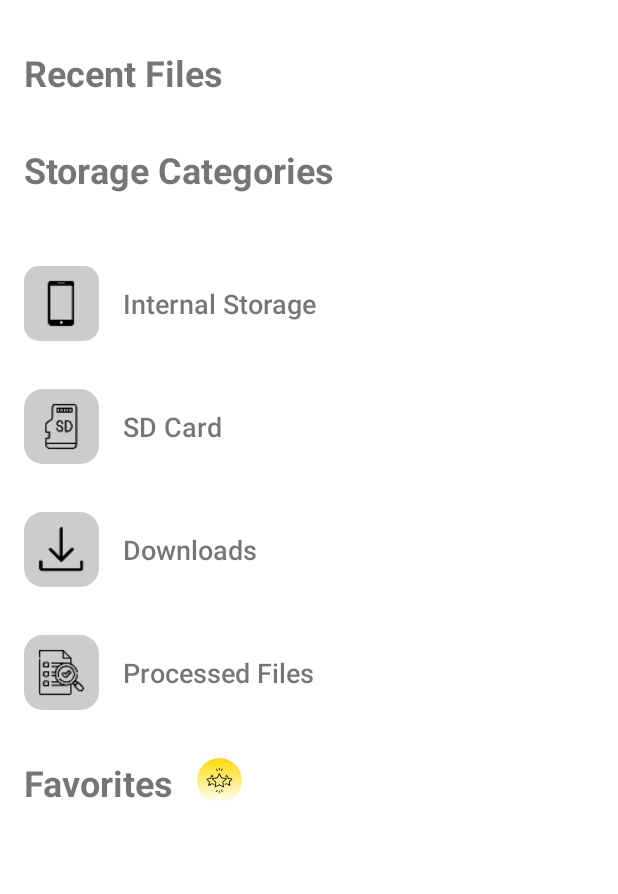
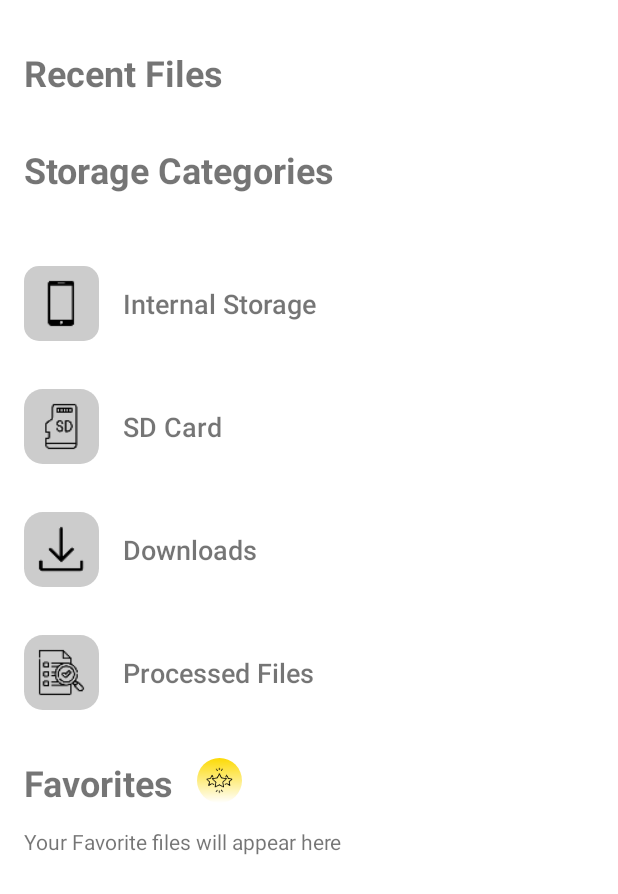
Before and after one commit to Cranked/AndroidFileConverter, an Android app: the layout fragment_home.xml on its own in the app's theme, with its tools: preview values and no code run, on a phone screen of 412 x 824 dp. Shown: the top 894 px of the screen. Run offline under Robolectric (Android 15) with nearby library versions, the light colour scheme and no system bars.

Commit message:
favorites adapter  inserted

```diff
--- a/app/src/main/res/drawable/custom_radius_dowloads.xml
+++ b/app/src/main/res/drawable/custom_radius_dowloads.xml
@@ -2,7 +2,6 @@
 <layer-list xmlns:android="http://schemas.android.com/apk/res/android">
     <item>
         <shape android:shape="rectangle">
-
             <corners android:radius="10dp" />
             <solid android:color="@color/light_gray" />
         </shape>
--- a/app/src/main/res/drawable/custom_radius_favorite.xml
+++ b/app/src/main/res/drawable/custom_radius_favorite.xml
@@ -1,13 +1,13 @@
 <?xml version="1.0" encoding="utf-8"?>
 <layer-list xmlns:android="http://schemas.android.com/apk/res/android">
     <item>
-        <shape android:shape="oval" >
+        <shape android:shape="oval">
             <corners android:radius="10dp" />
             <solid android:color="@color/light_gray" />
-<gradient android:startColor="@color/white"
-            android:endColor="@color/primary_color"
-    android:angle="90"
-    />
+            <gradient
+                android:angle="90"
+                android:endColor="@color/primary_color"
+                android:startColor="@color/white" />
         </shape>
     </item>
     <item>
--- a/app/src/main/res/drawable/custom_radius_phone.xml
+++ b/app/src/main/res/drawable/custom_radius_phone.xml
@@ -2,10 +2,8 @@
 <layer-list xmlns:android="http://schemas.android.com/apk/res/android">
     <item>
         <shape android:shape="rectangle">
-
             <corners android:radius="10dp" />
             <solid android:color="@color/light_gray" />
-
         </shape>
     </item>
     <item>
--- a/app/src/main/res/drawable/custom_radius_processed.xml
+++ b/app/src/main/res/drawable/custom_radius_processed.xml
@@ -2,10 +2,8 @@
 <layer-list xmlns:android="http://schemas.android.com/apk/res/android">
     <item>
         <shape android:shape="rectangle">
-
             <corners android:radius="10dp" />
             <solid android:color="@color/light_gray" />
-
         </shape>
     </item>
     <item>
--- a/app/src/main/res/drawable/custom_radius_sdcard.xml
+++ b/app/src/main/res/drawable/custom_radius_sdcard.xml
@@ -2,10 +2,8 @@
 <layer-list xmlns:android="http://schemas.android.com/apk/res/android">
     <item>
         <shape android:shape="rectangle">
-
             <corners android:radius="10dp" />
             <solid android:color="@color/light_gray" />
-
         </shape>
     </item>
     <item>
--- a/app/src/main/res/layout/fragment_home.xml
+++ b/app/src/main/res/layout/fragment_home.xml
@@ -3,11 +3,12 @@
     xmlns:app="http://schemas.android.com/apk/res-auto">
 
     <data>
+
         <import type="android.view.View" />
+
         <variable
             name="viewModel"
             type="com.cranked.androidfileconverter.ui.home.HomeFragmentViewModel" />
-
     </data>
 
     <ScrollView
@@ -22,7 +23,7 @@
 
 
             <androidx.recyclerview.widget.RecyclerView
-                android:id="@+id/recyclerView"
+                android:id="@+id/recentFileRecylerView"
                 android:layout_width="match_parent"
                 android:layout_height="wrap_content"
                 android:layout_margin="@dimen/side_margin"
@@ -40,7 +41,7 @@
                 android:textSize="@dimen/title_size"
                 android:textStyle="bold"
                 app:layout_constraintStart_toStartOf="parent"
-                app:layout_constraintTop_toBottomOf="@+id/recyclerView" />
+                app:layout_constraintTop_toBottomOf="@+id/recentFileRecylerView" />
 
             <androidx.constraintlayout.widget.ConstraintLayout
                 android:id="@+id/internalStorageConstraintLayout"
@@ -241,6 +242,30 @@
                 app:layout_constraintTop_toBottomOf="@+id/constraintLayout4"
                 app:srcCompat="@drawable/custom_radius_favorite" />
 
+            <androidx.recyclerview.widget.RecyclerView
+                android:id="@+id/favoritesRecylerView"
+                android:layout_width="match_parent"
+                android:layout_height="wrap_content"
+                android:layout_marginLeft="@dimen/icon_margin_8dp"
+                android:layout_marginTop="@dimen/side_margin"
+                android:layout_marginRight="@dimen/side_margin"
+                android:layout_marginBottom="@dimen/side_margin"
+                android:orientation="horizontal"
+                android:visibility="@{viewModel.favoritesState ? View.VISIBLE : View.GONE}"
+                app:layout_constraintBottom_toBottomOf="parent"
+                app:layout_constraintEnd_toEndOf="parent"
+                app:layout_constraintStart_toStartOf="parent"
+                app:layout_constraintTop_toBottomOf="@+id/imageView6" />
+
+            <TextView
+                android:id="@+id/favoriteTextView"
+                android:layout_width="wrap_content"
+                android:layout_height="wrap_content"
+                android:layout_margin="@dimen/side_margin"
+                android:text="@string/favorites_description"
+                android:visibility="@{viewModel.favoritesState ? View.GONE : View.VISIBLE }"
+                app:layout_constraintStart_toStartOf="parent"
+                app:layout_constraintTop_toBottomOf="@+id/imageView6" />
         </androidx.constraintlayout.widget.ConstraintLayout>
     </ScrollView>
 
```
Also changed, not shown: app/src/main/java/com/cranked/androidfileconverter/adapter/FavoritesAdapter.kt (added, +40 -0 lines), app/src/main/java/com/cranked/androidfileconverter/adapter/FavoritesAdapterViewModel.kt (added, +16 -0 lines), app/src/main/java/com/cranked/androidfileconverter/di/module/ViewModelModule.kt (+9 -2 lines), app/src/main/java/com/cranked/androidfileconverter/ui/home/HomeFragment.kt (+19 -1 lines), app/src/main/java/com/cranked/androidfileconverter/ui/home/HomeFragmentViewModel.kt (+9 -2 lines), app/src/main/res/drawable/custom_radius_folder.xml (added, +15 -0 lines), app/src/main/res/layout/row_favorite_adapter_item.xml (added, +35 -0 lines), app/src/main/res/drawable-hdpi/icon_folder.png (added), app/src/main/res/drawable-mdpi/icon_folder.png (added), app/src/main/res/drawable-xhdpi/icon_folder.png (added), app/src/main/res/drawable-xxhdpi/icon_folder.png (added), app/src/main/res/drawable-xxxhdpi/icon_folder.png (added).
